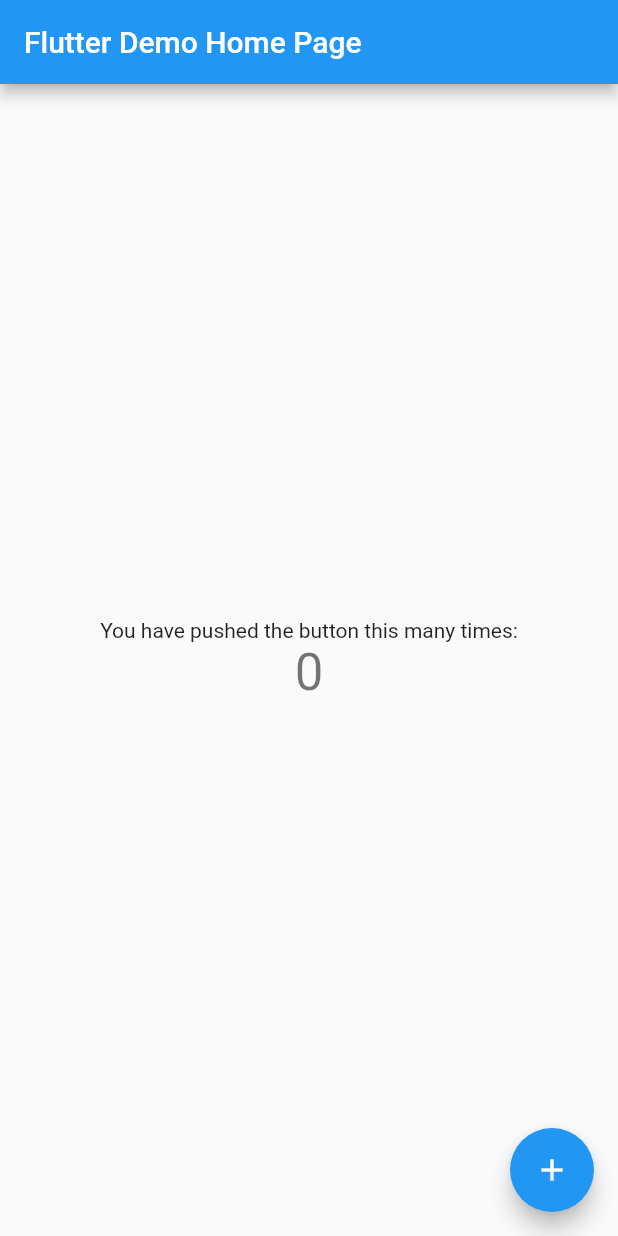
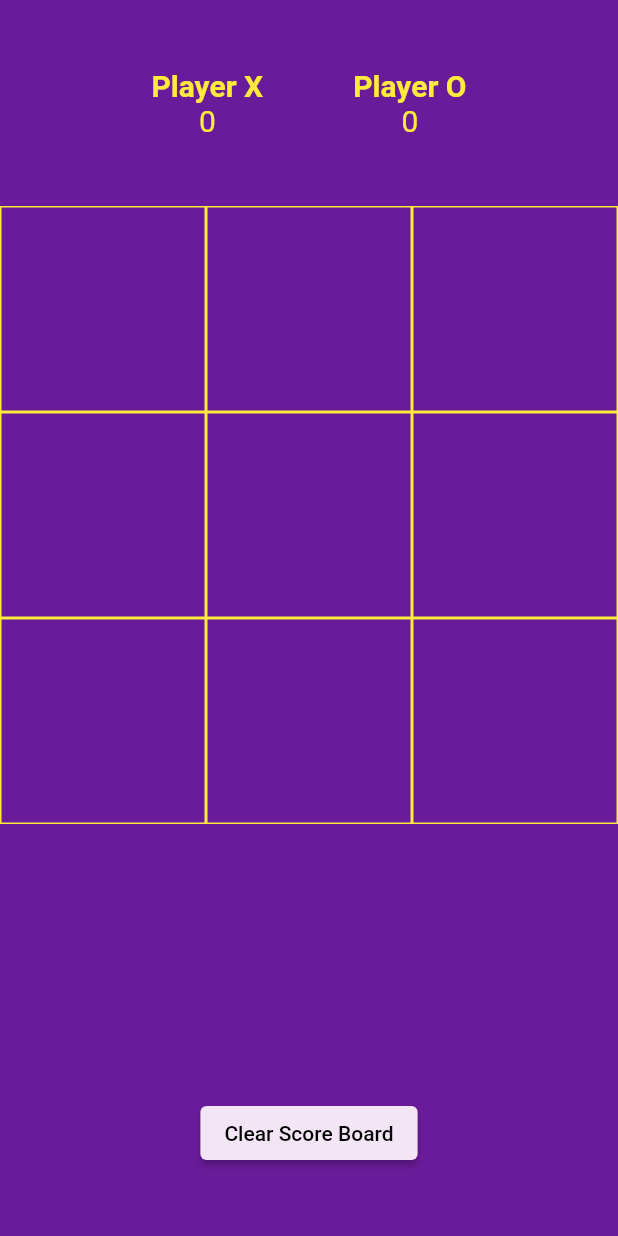
Before and after one commit to jared-samonte/flutter-tic-tac-toe, a Flutter app: the screen it shows after launch, on a phone screen of 412 x 824 dp. Run offline on Flutter 3.47's test engine with Material 2 defaults, Android fonts, the phone set to English and light mode, and no system bars.

Commit message:
Updated with tutorial

```diff
--- a/tic_tac_toe/lib/main.dart
+++ b/tic_tac_toe/lib/main.dart
@@ -1,115 +1,273 @@
 import 'package:flutter/material.dart';
 
-void main() {
-  runApp(const MyApp());
-}
+void main() => runApp(MyApp());
 
 class MyApp extends StatelessWidget {
-  const MyApp({super.key});
-
-  // This widget is the root of your application.
 @override
 Widget build(BuildContext context) {
 	return MaterialApp(
-      title: 'Flutter Demo',
-      theme: ThemeData(
-        // This is the theme of your application.
-        //
-        // Try running your application with "flutter run". You'll see the
-        // application has a blue toolbar. Then, without quitting the app, try
-        // changing the primarySwatch below to Colors.green and then invoke
-        // "hot reload" (press "r" in the console where you ran "flutter run",
-        // or simply save your changes to "hot reload" in a Flutter IDE).
-        // Notice that the counter didn't reset back to zero; the application
-        // is not restarted.
-        primarySwatch: Colors.blue,
-      ),
-      home: const MyHomePage(title: 'Flutter Demo Home Page'),
+	home: HomePage(),
 	);
 }
 }
 
-class MyHomePage extends StatefulWidget {
-  const MyHomePage({super.key, required this.title});
-
-  // This widget is the home page of your application. It is stateful, meaning
-  // that it has a State object (defined below) that contains fields that affect
-  // how it looks.
-
-  // This class is the configuration for the state. It holds the values (in this
-  // case the title) provided by the parent (in this case the App widget) and
-  // used by the build method of the State. Fields in a Widget subclass are
-  // always marked "final".
-
-  final String title;
-
+class HomePage extends StatefulWidget {
 @override
-  State<MyHomePage> createState() => _MyHomePageState();
+_HomePageState createState() => _HomePageState();
 }
 
-class _MyHomePageState extends State<MyHomePage> {
-  int _counter = 0;
+class _HomePageState extends State<HomePage> {
+bool oTurn = true;
 
-  void _incrementCounter() {
-    setState(() {
-      // This call to setState tells the Flutter framework that something has
-      // changed in this State, which causes it to rerun the build method below
-      // so that the display can reflect the updated values. If we changed
-      // _counter without calling setState(), then the build method would not be
-      // called again, and so nothing would appear to happen.
-      _counter++;
-    });
-  }
+// 1st player is O
+List<String> elementToDisplay = ['', '', '', '', '', '', '', '', ''];
+int oPoints = 0;
+int xPoints = 0;
+int usedBoxes = 0;
 
 @override
 Widget build(BuildContext context) {
-    // This method is rerun every time setState is called, for instance as done
-    // by the _incrementCounter method above.
-    //
-    // The Flutter framework has been optimized to make rerunning build methods
-    // fast, so that you can just rebuild anything that needs updating rather
-    // than having to individually change instances of widgets.
 	return Scaffold(
-      appBar: AppBar(
-        // Here we take the value from the MyHomePage object that was created by
-        // the App.build method, and use it to set our appbar title.
-        title: Text(widget.title),
-      ),
-      body: Center(
-        // Center is a layout widget. It takes a single child and positions it
-        // in the middle of the parent.
-        child: Column(
-          // Column is also a layout widget. It takes a list of children and
-          // arranges them vertically. By default, it sizes itself to fit its
-          // children horizontally, and tries to be as tall as its parent.
-          //
-          // Invoke "debug painting" (press "p" in the console, choose the
-          // "Toggle Debug Paint" action from the Flutter Inspector in Android
-          // Studio, or the "Toggle Debug Paint" command in Visual Studio Code)
-          // to see the wireframe for each widget.
-          //
-          // Column has various properties to control how it sizes itself and
-          // how it positions its children. Here we use mainAxisAlignment to
-          // center the children vertically; the main axis here is the vertical
-          // axis because Columns are vertical (the cross axis would be
-          // horizontal).
+	backgroundColor: Colors.purple[800],
+	body: Column(
+		children: <Widget>[
+		Expanded(
+			child: Container(
+			child: Row(
 				mainAxisAlignment: MainAxisAlignment.center,
 				children: <Widget>[
-            const Text(
-              'You have pushed the button this many times:',
+				Padding(
+					padding: const EdgeInsets.all(30.0),
+					child: Column(
+					mainAxisAlignment: MainAxisAlignment.center,
+					children: <Widget>[
+						Text(
+						'Player X',
+						style: TextStyle(fontSize: 20,
+										fontWeight: FontWeight.bold,
+										color: Colors.yellow),
 						),
 						Text(
-              '$_counter',
-              style: Theme.of(context).textTheme.headlineMedium,
+              xPoints.toString(),
+              style: TextStyle(fontSize: 20,color: Colors.yellow),
 						),
 					],
 					),
 				),
-      floatingActionButton: FloatingActionButton(
-        onPressed: _incrementCounter,
-        tooltip: 'Increment',
-        child: const Icon(Icons.add),
-      ), // This trailing comma makes auto-formatting nicer for build methods.
+				Padding(
+					padding: const EdgeInsets.all(30.0),
+					child: Column(
+					mainAxisAlignment: MainAxisAlignment.center,
+					children: <Widget>[
+						Text('Player O', style: TextStyle(fontSize: 20,
+														fontWeight: FontWeight.bold,
+														color: Colors.yellow)
+						),
+						Text(
+              oPoints.toString(),
+              style: TextStyle(fontSize: 20,color: Colors.yellow),
+						),
+					],
+					),
+				),
+				],
+			),
+			),
+		),
+		Expanded(
+			flex: 4,
+      child: Container(
+        width: 450,
+        height: 450,
+        child: GridView.builder(
+          itemCount: 9,
+          gridDelegate: SliverGridDelegateWithFixedCrossAxisCount(
+            crossAxisCount: 3),
+          itemBuilder: (BuildContext context, int index)
+          {
+          return GestureDetector(
+            onTap: () {
+            _tapped(index);
+            },
+            child: Container(
+            decoration: BoxDecoration(
+              border: Border.all(color: Colors.yellow)),
+            child: Center(
+              child: Text(
+              elementToDisplay[index],
+              style: TextStyle(color: Colors.yellow, fontSize: 35),
+              ),
+            ),
+            ),
+          );
+          }),
+      )
+		),
+		Expanded(
+			child: Container(
+			child: Row(
+			mainAxisAlignment: MainAxisAlignment.center,
+			children: <Widget>[
+				 ElevatedButton(
+        style: ElevatedButton.styleFrom(
+          primary: Colors.purple[50],
+          onPrimary: Colors.black
+        ),
+				onPressed: _clearScoreBoard,
+				child: Text("Clear Score Board"),
+				),
+			],
+			),
+		))
+		],
+	),
 	);
 }
+
+void _tapped(int index) {
+	setState(()
+  {
+    if (oTurn && elementToDisplay[index] == '')
+    {
+      elementToDisplay[index] = 'O';
+      usedBoxes++;
     }
+    else if (!oTurn && elementToDisplay[index] == '')
+    {
+      elementToDisplay[index] = 'X';
+      usedBoxes++;
+    }
+
+    oTurn = !oTurn;
+    _checkWinner();
+	});
+}
+
+void _checkWinner() {
+
+	// Checking rows
+	if (elementToDisplay[0] == elementToDisplay[1] &&
+		elementToDisplay[0] == elementToDisplay[2] &&
+		elementToDisplay[0] != '')
+    {
+    _showWinDialog(elementToDisplay[0]);
+    }
+	if (elementToDisplay[3] == elementToDisplay[4] &&
+		elementToDisplay[3] == elementToDisplay[5] &&
+		elementToDisplay[3] != '')
+    {
+    _showWinDialog(elementToDisplay[3]);
+    }
+	if (elementToDisplay[6] == elementToDisplay[7] &&
+		elementToDisplay[6] == elementToDisplay[8] &&
+		elementToDisplay[6] != '')
+    {
+    _showWinDialog(elementToDisplay[6]);
+    }
+
+	// Checking Column
+	if (elementToDisplay[0] == elementToDisplay[3] &&
+		elementToDisplay[0] == elementToDisplay[6] &&
+		elementToDisplay[0] != '')
+    {
+    _showWinDialog(elementToDisplay[0]);
+    }
+	if (elementToDisplay[1] == elementToDisplay[4] &&
+		elementToDisplay[1] == elementToDisplay[7] &&
+		elementToDisplay[1] != '')
+    {
+    _showWinDialog(elementToDisplay[1]);
+    }
+	if (elementToDisplay[2] == elementToDisplay[5] &&
+		elementToDisplay[2] == elementToDisplay[8] &&
+		elementToDisplay[2] != '')
+    {
+    _showWinDialog(elementToDisplay[2]);
+    }
+
+	// Checking Diagonal
+	if (elementToDisplay[0] == elementToDisplay[4] &&
+		elementToDisplay[0] == elementToDisplay[8] &&
+		elementToDisplay[0] != '')
+    {
+    _showWinDialog(elementToDisplay[0]);
+    }
+	if (elementToDisplay[2] == elementToDisplay[4] &&
+		elementToDisplay[2] == elementToDisplay[6] &&
+		elementToDisplay[2] != '')
+    {
+	  _showWinDialog(elementToDisplay[2]);
+	  }
+  else if (usedBoxes == 9)
+    {
+    _showDrawDialog();
+    }
+}
+
+void _showWinDialog(String winner) {
+	showDialog(
+		barrierDismissible: false,
+		context: context,
+		builder: (BuildContext context) {
+		return AlertDialog(
+			title: Text("\" " + winner + " \" is Winner!!!"),
+			actions: [
+			OutlinedButton(
+				child: Text("Play Again"),
+				onPressed: () {
+				_clearBoard();
+				Navigator.of(context).pop();
+				},
+			)
+			],
+		);
+		});
+
+	if (winner == 'O') {
+	oPoints++;
+	} else if (winner == 'X') {
+	xPoints++;
+	}
+}
+
+void _showDrawDialog() {
+	showDialog(
+		barrierDismissible: false,
+		context: context,
+		builder: (BuildContext context) {
+		return AlertDialog(
+			title: Text("Draw"),
+			actions: [
+			OutlinedButton(
+				child: Text("Play Again"),
+				onPressed: () {
+				_clearBoard();
+				Navigator.of(context).pop();
+				},
+			)
+			],
+		);
+		});
+}
+
+void _clearBoard() {
+	setState(() {
+	for (int i = 0; i < 9; i++) {
+		elementToDisplay[i] = '';
+	}
+	});
+
+	usedBoxes = 0;
+}
+
+void _clearScoreBoard() {
+	setState(() {
+	xPoints = 0;
+	oPoints = 0;
+	for (int i = 0; i < 9; i++) {
+		elementToDisplay[i] = '';
+	}
+	});
+	usedBoxes = 0;
+}
+}
```
Lines whose indentation alone changed are shown as unchanged.
